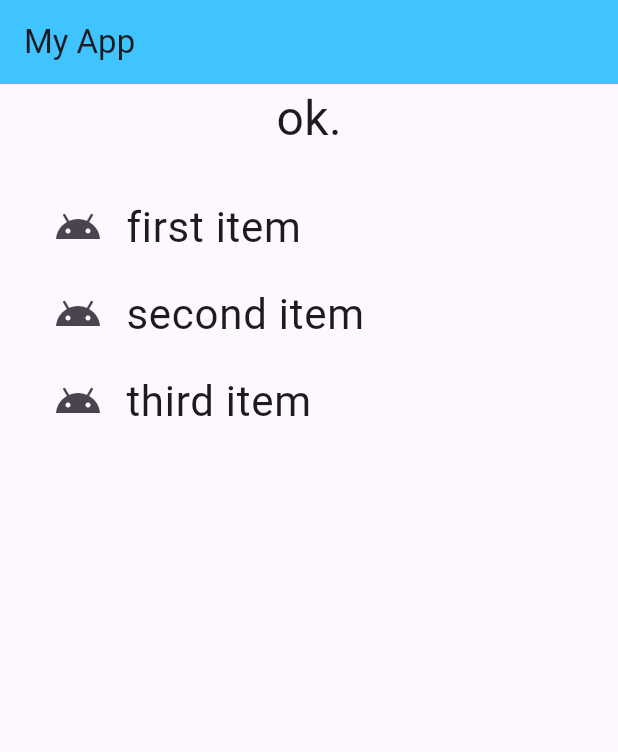
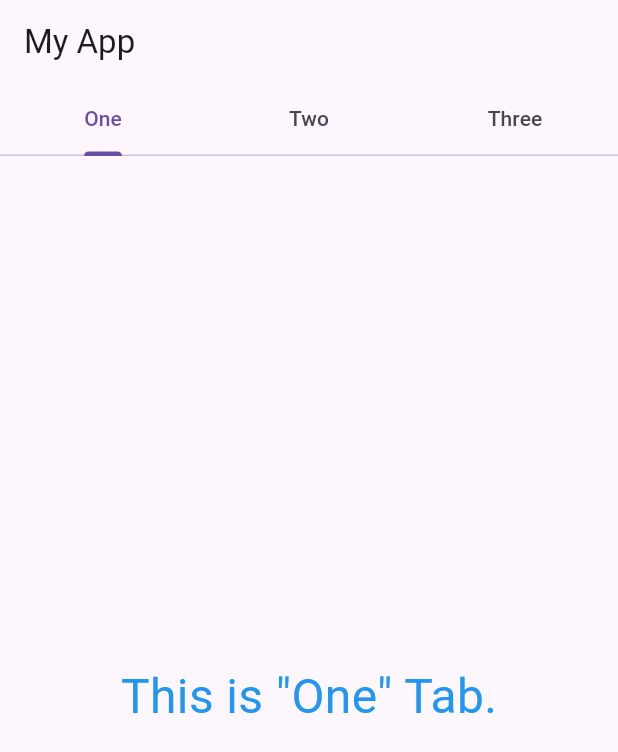
Before and after one commit to Jun-Saito-de/flutter3_practice, a Flutter app: the screen it shows after launch, on a phone screen of 412 x 824 dp. Shown: the top 752 px of the screen. Run offline on Flutter 3.47's test engine with Material 3 defaults, Android fonts, the phone set to English and light mode, and no system bars.

Commit message:
タブに変更

```diff
--- a/lib/main.dart
+++ b/lib/main.dart
@@ -1,110 +1,88 @@
 import 'package:flutter/material.dart';
 
 void main() {
-  runApp(const MyApp());
+  runApp(MyApp());
 }
 
+// Flutterのアプリケーション全体をラップするStatelessWidget
 class MyApp extends StatelessWidget {
-  const MyApp({super.key});
-
   @override
   Widget build(BuildContext context) {
-    return MaterialApp(
-      title: 'Flutter Demo',
+    return MaterialApp( //Flutterアプリの基本的な設定（テーマ、ナビゲーション、画面遷移）を管理
+      title: 'Generated App',
       theme: ThemeData(
-        colorScheme: ColorScheme.fromSeed(seedColor: Colors.deepPurple),
+        primarySwatch: Colors.blue,
+        primaryColor: const Color(0xff2196f3),
+        canvasColor: const Color(0xfffafafa),
       ),
-      home: const MyHomePage(title: 'Flutter Demo Home Page'),
+      home: MyHomePage(), // 最初に表示されるウィジェットを指定します。この場合、MyHomePage()というホームページが表示
     );
   }
 }
 
 class MyHomePage extends StatefulWidget {
-  const MyHomePage({super.key, required this.title});
-
-  final String title;
+  MyHomePage({Key? key}) : super(key: key);
 
   @override
-  State<MyHomePage> createState() => _MyHomePageState();
+  // ウィジェットが生成される際に呼ばれ、
+  // ウィジェットの状態を管理するStateオブジェクトを返す
+  _MyHomePageState createState() => _MyHomePageState();
 }
 
-class _MyHomePageState extends State<MyHomePage> {
-  static var _message = 'ok.'; //static 変数 _message を定義。アプリ内で表示するメッセージ。
-  static var _index = 0;
+// State<MyHomePage>を継承
+class _MyHomePageState extends State<MyHomePage>
+    with SingleTickerProviderStateMixin { // アニメーションのためのTickerを提供するミックスイン
+// タブのリストを定義
+  static const List<Tab> tabs = <Tab>[
+    Tab(text: 'One'), // タブに表示する文字を指定
+    Tab(text: 'Two'),
+    Tab(text: 'Three'),
+  ];
+
+  // TabController**は、タブの動作を管理するために使うオブジェクトです。タブの切り替えやアニメーションの動作を制御します。
+  // lateというキーワードは、変数が遅延初期化されることを意味します。
+  // TabControllerを保管するための、_tabControllerフィールドが設定されている
+  late TabController _tabController;
+
+  @override
+  // initState()は、ウィジェットの初期化処理を行うメソッドです。ここでは、タブコントローラを初期化
+  void initState() {
+   super.initState();
+   _tabController = TabController( // タブの切り替えやアニメーションを管理するためのコントローラー。アニメーションを正常に動作させるために、vsyncを指定します。
+     vsync: this, // アニメーションの同期をとるために使います。thisを指定することで、現在のウィジェットがその役割を担います。
+     length: tabs.length // リストの長さ（タブの数）を指定します。タブの数に合わせてTabControllerを設定
+   );
+  }
 
   @override
   Widget build(BuildContext context) {
     return Scaffold(
-      // AppBar: アプリケーションの上部に表示されるタイトルバー
-      appBar: AppBar(
+      appBar: AppBar( // 画面上部に表示されるアプリケーションのバー。タイトルとタブバーを設定。
         title: Text('My App'),
-        backgroundColor: Colors.lightBlueAccent, // ← ここで背景色を設定
+        bottom: TabBar( // タブを管理するウィジェット
+            controller: _tabController, // controllerでTabControllerを指定
+            tabs: tabs // タブを表示するためにtabsリストを指定
+        ),
       ),
-      body: Column(
-        children: <Widget>[
-          Text(
-            _message,
-            style: TextStyle(
-              fontSize: 32.0,
-            ),
-          ),
-          ListView(
-            shrinkWrap: true,
-            padding: const EdgeInsets.all(20.0),
-            children: <Widget>[
-              ListTile(
-                leading: const Icon(Icons.android, size: 32),
-                title: const Text(
-                  'first item',
-                  style: TextStyle(fontSize: 28),
-                ),
-                selected: _index == 1,
-                onTap: () {
-                  setState(() {
-                    _index = 1;
-                    tapTile();
-                  });
-                },
-              ),
-              ListTile(
-                leading: const Icon(Icons.android, size: 32),
-                title: const Text(
-                  'second item',
-                  style: TextStyle(fontSize: 28),
-                ),
-                selected: _index == 2,
-                onTap: () {
-                  setState(() {
-                    _index = 2;
-                    tapTile();
-                  });
-                },
-              ),
-              ListTile(
-                leading: const Icon(Icons.android, size: 32),
-                title: const Text(
-                  'third item',
-                  style: TextStyle(fontSize: 28),
-                ),
-                selected: _index == 3,
-                onTap: () {
-                  setState(() {
-                    _index = 3;
-                    tapTile();
-                  });
-                },
-              ),
-            ],
-          ),
-        ],
+
+      body: TabBarView( // TabBarViewは、タブに対応するビューを表示するウィジェット
+          controller: _tabController, // controllerに_tabControllerを指定して、タブの選択状態とビューの表示を同期
+          children: tabs.map((Tab tab){ //各タブに対応するウィジェットを作成し、リストとして渡しています
+            return createTab(tab);
+          }).toList(),
       ),
     );
   }
 
-  void tapTile() {
-    // メッセージの更新
-setState(() {
-  _message = 'you tapped: No, $_index.';
-});
+  Widget createTab(Tab tab) { // 各タブに表示する内容を作成します。引数として渡されたTabオブジェクトに基づいて、タブごとに異なるテキストを表示
+    return Center(
+      child: Text(
+        'This is "${tab.text}" Tab.', // tab.textを使って、タブの名前（One、Two、Three）を表示
+        style: const TextStyle(
+          fontSize: 32.0,
+          color: Colors.blue,
+        ),
+      ),
+    );
   }
 }
```
Also changed, not shown: counter_app/analysis_options.yaml (added, +28 -0 lines), counter_app/lib/main.dart (added, +112 -0 lines), counter_app/pubspec.yaml (added, +89 -0 lines), counter_app/pubspec.lock (added), 125 other files.
